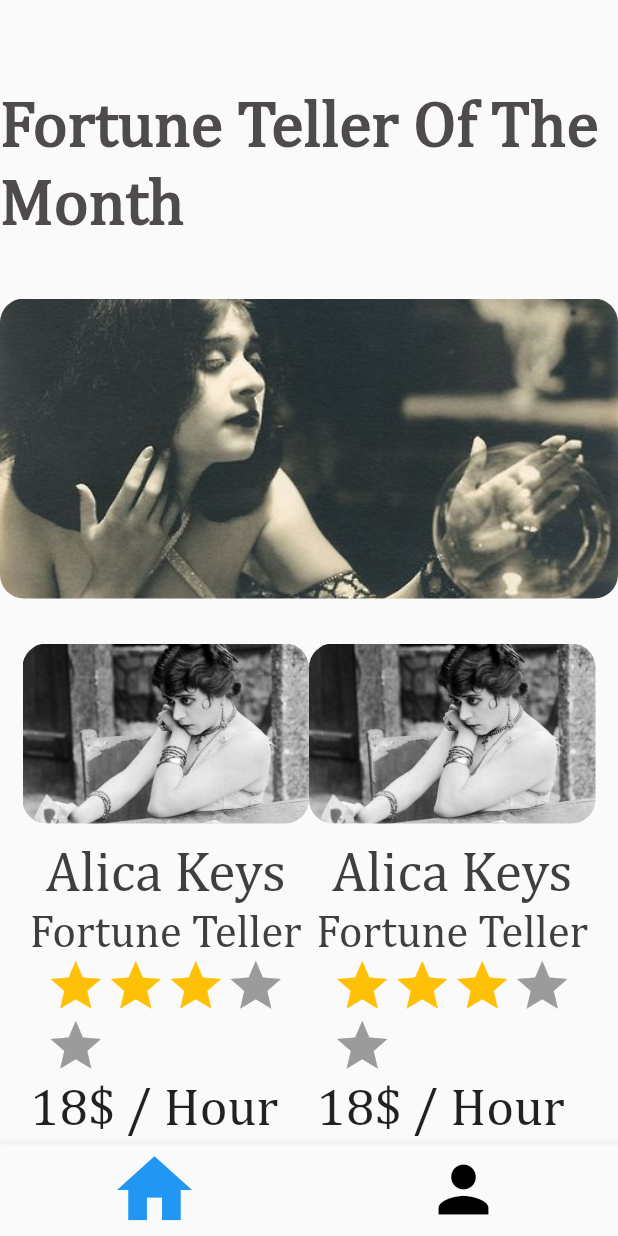
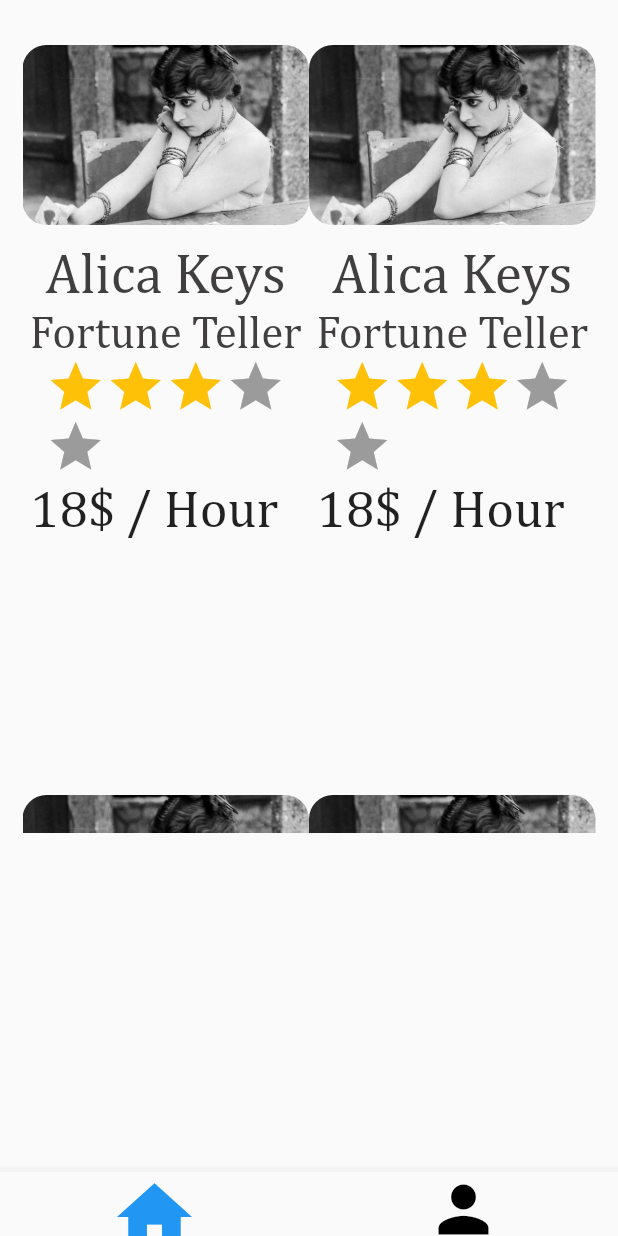
Before and after one commit to harveyyjones/Buddha, a Flutter app: the HomeScreen screen opened directly, on a phone screen of 412 x 824 dp. Run offline on Flutter 3.47's test engine with Material 2 defaults, Android fonts, the light colour scheme and no system bars; drawn by our look-alikes of flutter_rating_bar; our stand-ins replace cool_alert, firebase_auth, flutter_screenutil, font_awesome_flutter, google_fonts; accounts and stored records are empty.

Commit message:
some changes

```diff
--- a/lib/UI Helpers/bottom_bar.dart
+++ b/lib/UI Helpers/bottom_bar.dart
@@ -1,3 +1,4 @@
+import 'package:buddha/UI%20Helpers/constants.dart';
 import 'package:flutter/material.dart';
 import 'package:flutter/src/widgets/container.dart';
 import 'package:flutter/src/widgets/framework.dart';
@@ -12,11 +13,13 @@ class BottomBar extends StatefulWidget {
 }
 
 class _BottomBarState extends State<BottomBar> {
-    var _index = 0;
+  var _index = 0;
 
   @override
   Widget build(BuildContext context) {
-    return Container(child:  BottomNavigationBar(
+    return Container(
+      height: screenlHeight / 14,
+      child: BottomNavigationBar(
           selectedFontSize: 0,
           currentIndex: _index,
           onTap: (value) {
@@ -46,6 +49,7 @@ class _BottomBarState extends State<BottomBar> {
                   Icons.person,
                   color: Colors.black,
                 )),
-          ]),);
+          ]),
+    );
   }
 }
--- a/lib/UI Helpers/card_for_fotune_tellers.dart
+++ b/lib/UI Helpers/card_for_fotune_tellers.dart
@@ -1,3 +1,4 @@
+import 'package:buddha/UI%20Helpers/card_details.dart';
 import 'package:buddha/UI%20Helpers/constants.dart';
 import 'package:flutter/material.dart';
 import 'package:flutter_rating_bar/flutter_rating_bar.dart';
@@ -17,7 +18,11 @@ class _CardForFortuneTellersState extends State<CardForFortuneTellers> {
     return Column(
       mainAxisSize: MainAxisSize.max,
       children: [
-        Container(
+        InkWell(
+          onTap: () => Navigator.of(context).push(MaterialPageRoute(
+            builder: (context) => CardDetailScreen(),
+          )),
+          child: Container(
             width: screenWidth / 2.5,
             height: screenlHeight / 5,
             decoration: BoxDecoration(
@@ -27,6 +32,7 @@ class _CardForFortuneTellersState extends State<CardForFortuneTellers> {
                     fit: BoxFit.cover,
                     // TODO: Firebase'den yüksek puanlı olanlar arasından random çekilecek.
                     image: AssetImage("assetss/teller.jpg"))),
+          ),
         ),
         SizedBox(
           height: 10,
--- a/lib/UI/home_screen.dart
+++ b/lib/UI/home_screen.dart
@@ -2,6 +2,7 @@ import 'package:buddha/UI%20Helpers/bottom_bar.dart';
 import 'package:buddha/UI%20Helpers/card_for_fotune_tellers.dart';
 import 'package:buddha/UI%20Helpers/constants.dart';
 import 'package:flutter/material.dart';
+import 'package:flutter_staggered_grid_view/flutter_staggered_grid_view.dart';
 
 class HomeScreen extends StatefulWidget {
   HomeScreen({Key? key}) : super(key: key);
@@ -15,35 +16,11 @@ class _HomeScreenState extends State<HomeScreen> {
   Widget build(BuildContext context) {
     return Scaffold(
         bottomNavigationBar: BottomBar(),
-      body: Column(
+        body: Container(
+          child: Column(
             children: [
-          Padding(
-            padding: const EdgeInsets.only(
-              top: 55,
-            ),
-            child: Text(homeScreenTitle,
-                style: TextStyle(
-                    fontFamily: fontFamilyCambria,
-                    color: colorOfTitleInHomeScreen,
-                    fontSize: 44,
-                    fontWeight: FontWeight.bold)),
-          ),
-          const SizedBox(
-            height: 40,
-          ),
-          Container(
-            width: 550,
-            height: 200,
-            decoration: BoxDecoration(
-                borderRadius: BorderRadius.circular(16),
-                // color: Colors.amber,
-                image: const DecorationImage(
-                    fit: BoxFit.cover,
-                    // TODO: Firebase'den yüksek puanlı olanlar arasından random çekilecek.
-                    image: AssetImage("assetss/fortuneteller.jpg"))),
-          ),
-          const SizedBox(
-            height: 30,
+              SizedBox(
+                height: screenlHeight / 20 as double,
               ),
               Padding(
                 padding: const EdgeInsets.only(
@@ -52,12 +29,13 @@ class _HomeScreenState extends State<HomeScreen> {
                 ),
                 child: Container(
                   width: screenWidth / 1,
-              height: screenlHeight / 1.6,
+                  height: screenlHeight / 1 / (12 / 10.5),
                   child: GridView.builder(
                     itemBuilder: (BuildContext context, int index) {
                       return CardForFortuneTellers();
                     },
-                gridDelegate: const SliverGridDelegateWithFixedCrossAxisCount(
+                        gridDelegate:
+                        const SliverGridDelegateWithFixedCrossAxisCount(
                       mainAxisExtent: 500,
                       mainAxisSpacing: 0, //screenlHeight / 20,
                       crossAxisCount: 2,
@@ -68,6 +46,33 @@ class _HomeScreenState extends State<HomeScreen> {
               )
             ],
           ),
+        ));
+  }
+}
+
+
+class ListOfAllCards extends StatelessWidget {
+  const ListOfAllCards({Key? key}) : super(key: key);
+
+  @override
+  Widget build(BuildContext context) {
+    return GridView.custom(
+  gridDelegate: SliverWovenGridDelegate.count(
+    crossAxisCount: 2,
+    mainAxisSpacing: 8,
+    crossAxisSpacing: 8,
+    pattern: [
+      WovenGridTile(1),
+      WovenGridTile(
+        5 / 7,
+        crossAxisRatio: 0.9,
+        alignment: AlignmentDirectional.centerEnd,
+      ),
+    ],
+  ),
+  childrenDelegate: SliverChildBuilderDelegate(
+    (context, index) => Container(color: Colors.black, width: 200,),
+  ),
 );
   }
 }
--- a/pubspec.yaml
+++ b/pubspec.yaml
@@ -40,6 +40,7 @@ dependencies:
   font_awesome_flutter: ^10.2.1
   cool_alert: ^1.1.0
   flutter_rating_bar: ^4.0.1
+  flutter_staggered_grid_view: ^0.6.2
 
 dev_dependencies:
   flutter_test:
```
Also changed, not shown: lib/UI Helpers/card_details.dart (added, +234 -0 lines), pubspec.lock. Lines whose indentation alone changed are shown as unchanged.
